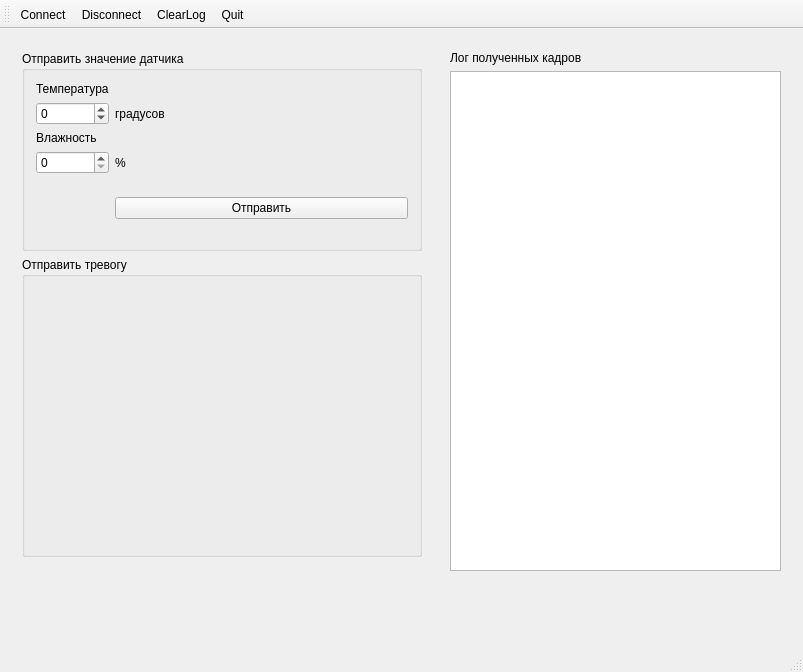
First picture: the form in mainwindow.ui, repository PowerOleg/Qt_can_sender, before the edit.
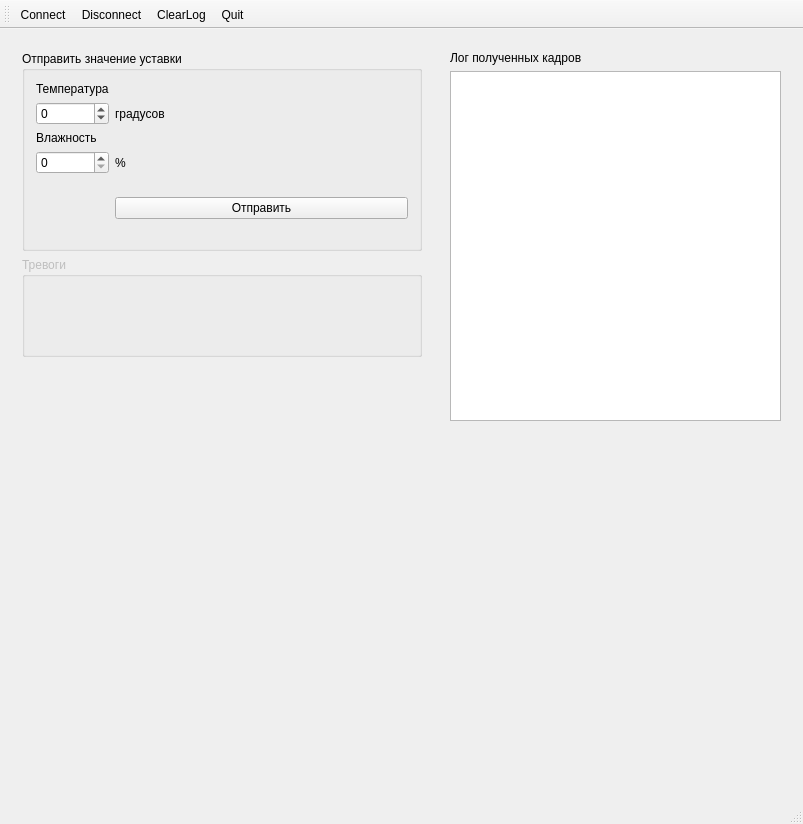
Second picture: the form after the edit. Icons and pictures are not drawn. Custom widgets are drawn as their Qt base class.

Patch:
```diff
--- a/mainwindow.ui
+++ b/mainwindow.ui
@@ -7,23 +7,16 @@
     <x>0</x>
     <y>0</y>
     <width>803</width>
-    <height>672</height>
+    <height>824</height>
    </rect>
   </property>
   <property name="windowTitle">
    <string>Имитатор платы</string>
   </property>
   <widget class="QWidget" name="centralWidget">
-   <layout class="QGridLayout" name="gridLayout">
-    <item row="4" column="0">
-     <widget class="QLabel" name="m_status">
-      <property name="text">
-       <string/>
-      </property>
-     </widget>
-    </item>
+   <layout class="QFormLayout" name="formLayout">
     <item row="0" column="0">
-     <widget class="QFrame" name="statusFrame">
+     <widget class="QFrame" name="sendFrame">
       <property name="minimumSize">
        <size>
         <width>400</width>
@@ -52,7 +45,7 @@
           </size>
          </property>
          <property name="title">
-          <string>Отправить значение датчика</string>
+          <string>Отправить значение уставки</string>
          </property>
          <layout class="QGridLayout" name="gridLayout_2">
           <item row="5" column="0">
@@ -151,7 +144,10 @@
         </widget>
        </item>
        <item row="1" column="0" colspan="2">
-        <widget class="SendFrameBox" name="groupBox">
+        <widget class="SendFrameBox" name="warningBox">
+         <property name="enabled">
+          <bool>false</bool>
+         </property>
          <property name="sizePolicy">
           <sizepolicy hsizetype="Preferred" vsizetype="Fixed">
            <horstretch>0</horstretch>
@@ -161,11 +157,11 @@
          <property name="minimumSize">
           <size>
            <width>0</width>
-           <height>300</height>
+           <height>100</height>
           </size>
          </property>
          <property name="title">
-          <string>Отправить тревогу</string>
+          <string>Тревоги</string>
          </property>
         </widget>
        </item>
@@ -174,10 +170,16 @@
     </item>
     <item row="0" column="1">
      <widget class="QFrame" name="logFrame">
+      <property name="sizePolicy">
+       <sizepolicy hsizetype="Preferred" vsizetype="Fixed">
+        <horstretch>0</horstretch>
+        <verstretch>0</verstretch>
+       </sizepolicy>
+      </property>
       <property name="minimumSize">
        <size>
         <width>150</width>
-        <height>510</height>
+        <height>400</height>
        </size>
       </property>
       <property name="frameShape">
@@ -214,7 +216,7 @@
          <property name="minimumSize">
           <size>
            <width>0</width>
-           <height>500</height>
+           <height>350</height>
           </size>
          </property>
          <property name="layoutDirection">
@@ -232,6 +234,13 @@
       </layout>
      </widget>
     </item>
+    <item row="1" column="0">
+     <widget class="QLabel" name="m_status">
+      <property name="text">
+       <string/>
+      </property>
+     </widget>
+    </item>
    </layout>
   </widget>
   <widget class="QMenuBar" name="menuBar">
```
Left out of the diff: 2 changed lines with no effect on the pictures.
